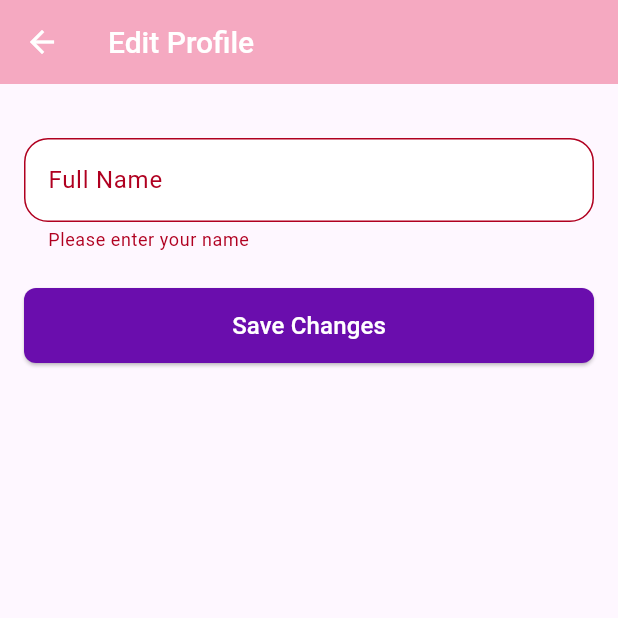
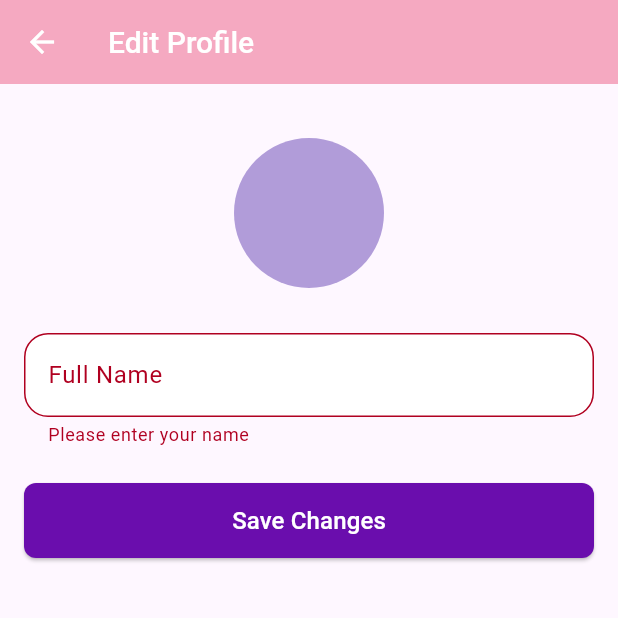
Before and after one commit to wangyt0119/Ka-Ching-flutter-firebase-, a Flutter app: the EditProfileScreen screen opened directly with empty values, after a tap on "Save Changes", on a phone screen of 412 x 824 dp, the top half of it. Run offline on Flutter 3.47's test engine with Material 3 defaults, Android fonts, the phone set to English and light mode, and no system bars; our stand-ins replace cloud_firestore, cross_file, firebase_auth, firebase_core, firebase_database, fl_chart and 5 more; accounts and stored records are empty; network calls fail.

Commit message:
Update edit_profile_screen.dart

```diff
--- a/lib/screens/profile/edit_profile_screen.dart
+++ b/lib/screens/profile/edit_profile_screen.dart
@@ -1,4 +1,8 @@
+import 'dart:convert';
+import 'dart:io';
+
 import 'package:flutter/material.dart';
+import 'package:image_picker/image_picker.dart';
 import 'package:cloud_firestore/cloud_firestore.dart';
 import 'package:firebase_auth/firebase_auth.dart';
 import '../../theme/app_theme.dart';
@@ -21,16 +25,44 @@ class _EditProfileScreenState extends State<EditProfileScreen> {
   late TextEditingController _nameController;
   bool _isLoading = false;
 
+  File? _profileImage;
+  String? _base64ProfileImage;
+
   @override
   void initState() {
     super.initState();
     _nameController = TextEditingController(text: widget.currentName);
+    _loadProfileImage();
   }
 
   @override
   void dispose() {
     _nameController.dispose();
     super.dispose();
+  }
+
+  Future<void> _loadProfileImage() async {
+    final currentUser = _auth.currentUser;
+    if (currentUser != null) {
+      final doc =
+          await _firestore.collection('users').doc(currentUser.uid).get();
+      final data = doc.data();
+      if (data != null && data['profile_image'] != null) {
+        setState(() => _base64ProfileImage = data['profile_image']);
+      }
+    }
+  }
+
+  Future<void> _pickProfileImage() async {
+    final pickedFile =
+        await ImagePicker().pickImage(source: ImageSource.gallery);
+    if (pickedFile != null) {
+      final bytes = await pickedFile.readAsBytes();
+      setState(() {
+        _profileImage = File(pickedFile.path);
+        _base64ProfileImage = base64Encode(bytes);
+      });
+    }
   }
 
   Future<void> _updateProfile() async {
@@ -41,15 +73,24 @@ class _EditProfileScreenState extends State<EditProfileScreen> {
     try {
       final User? currentUser = _auth.currentUser;
       if (currentUser != null) {
-        await _firestore.collection('users').doc(currentUser.uid).update({
+        final Map<String, dynamic> updates = {
           'full_name': _nameController.text.trim(),
-        });
+        };
+
+        if (_base64ProfileImage != null) {
+          updates['profile_image'] = _base64ProfileImage;
+        }
+
+        await _firestore
+            .collection('users')
+            .doc(currentUser.uid)
+            .update(updates);
 
         if (mounted) {
           ScaffoldMessenger.of(context).showSnackBar(
             const SnackBar(content: Text('Profile updated successfully!')),
           );
-          Navigator.pop(context, true); // Return true to indicate success
+          Navigator.pop(context, true);
         }
       }
     } catch (e) {
@@ -89,9 +130,30 @@ class _EditProfileScreenState extends State<EditProfileScreen> {
         child: Form(
           key: _formKey,
           child: Column(
-            crossAxisAlignment: CrossAxisAlignment.start,
             children: [
               const SizedBox(height: 20),
+
+              /// Profile image section
+              Center(
+                child: GestureDetector(
+                  onTap: _pickProfileImage,
+                  child: CircleAvatar(
+                    radius: 50,
+                    backgroundColor: const Color(0xFFB19CD9),
+                    backgroundImage: _base64ProfileImage != null
+                        ? MemoryImage(base64Decode(_base64ProfileImage!))
+                        : null,
+                    child: _base64ProfileImage == null
+                        ? const Icon(Icons.camera_alt,
+                            size: 40, color: Colors.white)
+                        : null,
+                  ),
+                ),
+              ),
+
+              const SizedBox(height: 30),
+
+              /// Full name input
               TextFormField(
                 controller: _nameController,
                 decoration: InputDecoration(
@@ -110,7 +172,10 @@ class _EditProfileScreenState extends State<EditProfileScreen> {
                   return null;
                 },
               ),
+
               const SizedBox(height: 24),
+
+              /// Save changes button
               SizedBox(
                 width: double.infinity,
                 height: 50,
@@ -122,8 +187,7 @@ class _EditProfileScreenState extends State<EditProfileScreen> {
                       borderRadius: BorderRadius.circular(8),
                     ),
                   ),
-                  child:
-                      _isLoading
+                  child: _isLoading
                       ? const CircularProgressIndicator(color: Colors.white)
                       : const Text(
                           'Save Changes',
```
Lines whose indentation alone changed are shown as unchanged.
